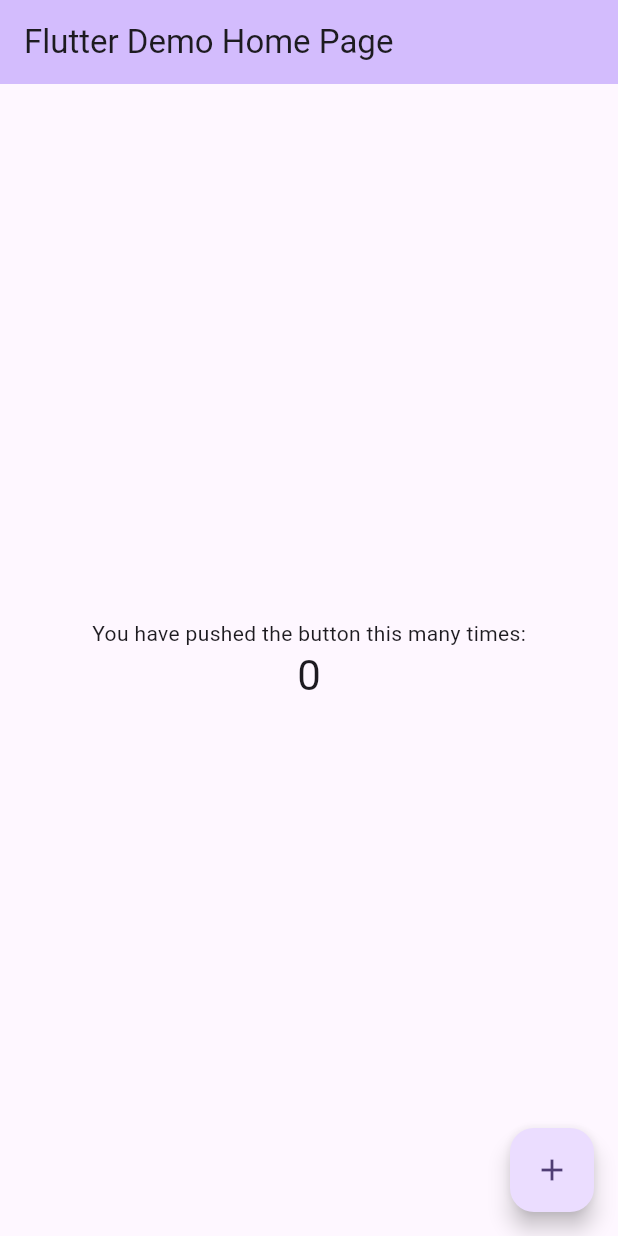
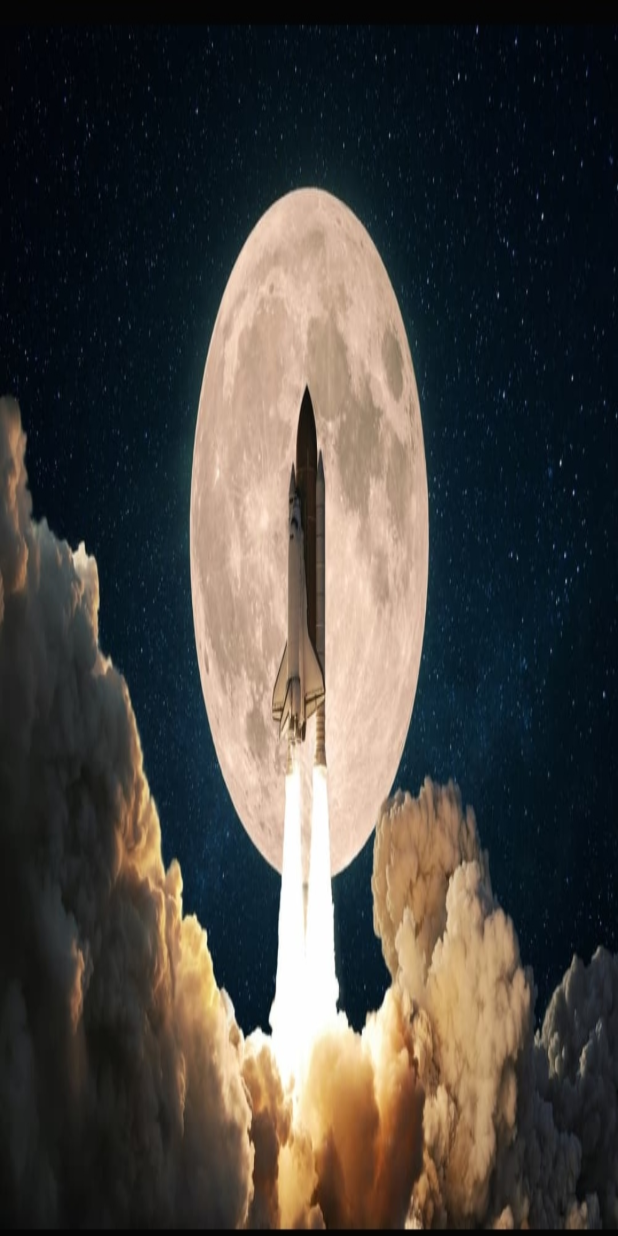
Before and after one commit to Steffano99/MyMoon_App, a Flutter app: the screen it shows after launch, on a phone screen of 412 x 824 dp. Run offline on Flutter 3.47's test engine with Material 3 defaults, Android fonts, the phone set to English and light mode, and no system bars.

Commit message:
first commit

```diff
--- a/my_moon_app/lib/main.dart
+++ b/my_moon_app/lib/main.dart
@@ -1,125 +1,18 @@
 import 'package:flutter/material.dart';
+import 'package:my_moon_app/screens/home_screen.dart';
 
 void main() {
-  runApp(const MyApp());
+  runApp(const MoonPage());
 }
 
-class MyApp extends StatelessWidget {
-  const MyApp({super.key});
-
-  // This widget is the root of your application.
+class MoonPage extends StatelessWidget {
+  const MoonPage({super.key});
   @override
   Widget build(BuildContext context) {
     return MaterialApp(
-      title: 'Flutter Demo',
-      theme: ThemeData(
-        // This is the theme of your application.
-        //
-        // TRY THIS: Try running your application with "flutter run". You'll see
-        // the application has a purple toolbar. Then, without quitting the app,
-        // try changing the seedColor in the colorScheme below to Colors.green
-        // and then invoke "hot reload" (save your changes or press the "hot
-        // reload" button in a Flutter-supported IDE, or press "r" if you used
-        // the command line to start the app).
-        //
-        // Notice that the counter didn't reset back to zero; the application
-        // state is not lost during the reload. To reset the state, use hot
-        // restart instead.
-        //
-        // This works for code too, not just values: Most code changes can be
-        // tested with just a hot reload.
-        colorScheme: ColorScheme.fromSeed(seedColor: Colors.deepPurple),
-        useMaterial3: true,
-      ),
-      home: const MyHomePage(title: 'Flutter Demo Home Page'),
+      theme: ThemeData(scaffoldBackgroundColor: Color.fromRGBO(7, 31, 53, 1)),
+      title: 'GoMoon',
+      home: const HomeScreen(),
     );
   }
 }
-
-class MyHomePage extends StatefulWidget {
-  const MyHomePage({super.key, required this.title});
-
-  // This widget is the home page of your application. It is stateful, meaning
-  // that it has a State object (defined below) that contains fields that affect
-  // how it looks.
-
-  // This class is the configuration for the state. It holds the values (in this
-  // case the title) provided by the parent (in this case the App widget) and
-  // used by the build method of the State. Fields in a Widget subclass are
-  // always marked "final".
-
-  final String title;
-
-  @override
-  State<MyHomePage> createState() => _MyHomePageState();
-}
-
-class _MyHomePageState extends State<MyHomePage> {
-  int _counter = 0;
-
-  void _incrementCounter() {
-    setState(() {
-      // This call to setState tells the Flutter framework that something has
-      // changed in this State, which causes it to rerun the build method below
-      // so that the display can reflect the updated values. If we changed
-      // _counter without calling setState(), then the build method would not be
-      // called again, and so nothing would appear to happen.
-      _counter++;
-    });
-  }
-
-  @override
-  Widget build(BuildContext context) {
-    // This method is rerun every time setState is called, for instance as done
-    // by the _incrementCounter method above.
-    //
-    // The Flutter framework has been optimized to make rerunning build methods
-    // fast, so that you can just rebuild anything that needs updating rather
-    // than having to individually change instances of widgets.
-    return Scaffold(
-      appBar: AppBar(
-        // TRY THIS: Try changing the color here to a specific color (to
-        // Colors.amber, perhaps?) and trigger a hot reload to see the AppBar
-        // change color while the other colors stay the same.
-        backgroundColor: Theme.of(context).colorScheme.inversePrimary,
-        // Here we take the value from the MyHomePage object that was created by
-        // the App.build method, and use it to set our appbar title.
-        title: Text(widget.title),
-      ),
-      body: Center(
-        // Center is a layout widget. It takes a single child and positions it
-        // in the middle of the parent.
-        child: Column(
-          // Column is also a layout widget. It takes a list of children and
-          // arranges them vertically. By default, it sizes itself to fit its
-          // children horizontally, and tries to be as tall as its parent.
-          //
-          // Column has various properties to control how it sizes itself and
-          // how it positions its children. Here we use mainAxisAlignment to
-          // center the children vertically; the main axis here is the vertical
-          // axis because Columns are vertical (the cross axis would be
-          // horizontal).
-          //
-          // TRY THIS: Invoke "debug painting" (choose the "Toggle Debug Paint"
-          // action in the IDE, or press "p" in the console), to see the
-          // wireframe for each widget.
-          mainAxisAlignment: MainAxisAlignment.center,
-          children: <Widget>[
-            const Text(
-              'You have pushed the button this many times:',
-            ),
-            Text(
-              '$_counter',
-              style: Theme.of(context).textTheme.headlineMedium,
-            ),
-          ],
-        ),
-      ),
-      floatingActionButton: FloatingActionButton(
-        onPressed: _incrementCounter,
-        tooltip: 'Increment',
-        child: const Icon(Icons.add),
-      ), // This trailing comma makes auto-formatting nicer for build methods.
-    );
-  }
-}
--- /dev/null
+++ b/my_moon_app/lib/screens/home_screen.dart
@@ -0,0 +1,19 @@
+import 'package:flutter/material.dart';
+
+class HomeScreen extends StatelessWidget {
+  const HomeScreen({super.key});
+
+  @override
+  Widget build(BuildContext context) {
+    return Scaffold(
+      body: Container(
+        decoration: const BoxDecoration(
+          image: DecorationImage(
+            fit: BoxFit.fill,
+            image: AssetImage("assets/images/moon.jpg"),
+          ),
+        ),
+      ),
+    );
+  }
+}
--- a/my_moon_app/pubspec.yaml
+++ b/my_moon_app/pubspec.yaml
@@ -59,8 +59,8 @@ flutter:
   uses-material-design: true
 
   # To add assets to your application, add an assets section, like this:
-  # assets:
-  #   - images/a_dot_burr.jpeg
+  assets:
+    - assets/images/
   #   - images/a_dot_ham.jpeg
 
   # An image asset can refer to one or more resolution-specific "variants", see
```
Also changed, not shown: my_moon_app/assets/images/moon.jpg (added), 13 other files.
